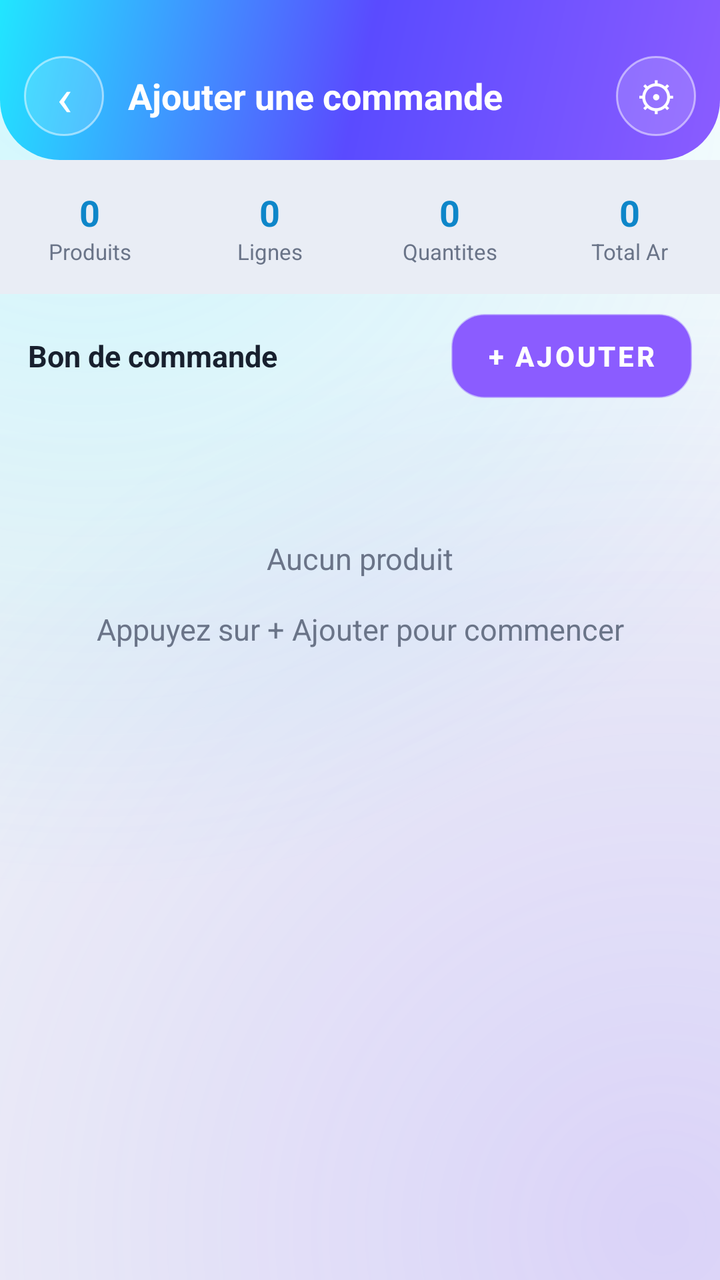
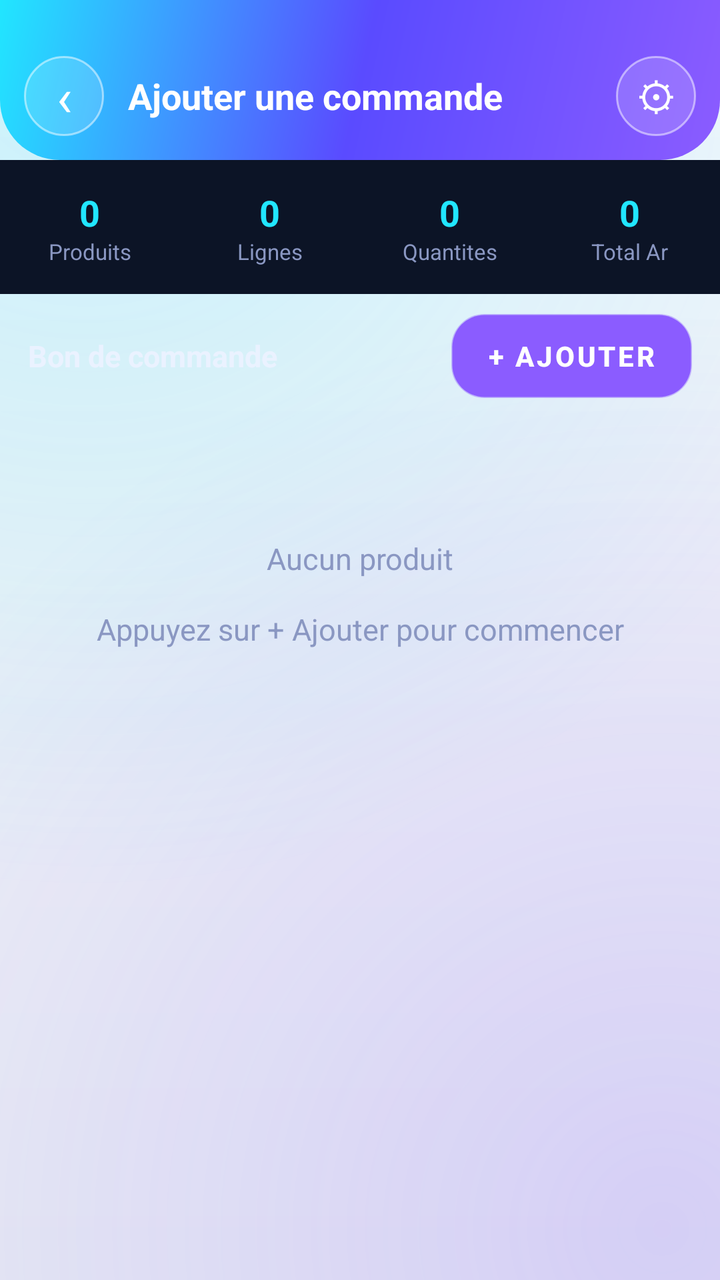

Before-and-after screenshots of an Android layout around one commit, followed by the original layout XML and the change that was made.
<!-- AndroidManifest.xml: application theme Theme.AluManager -->
<!-- res/layout/activity_add_order.xml -->
<?xml version="1.0" encoding="utf-8"?>
<LinearLayout xmlns:android="http://schemas.android.com/apk/res/android"
    android:layout_width="match_parent"
    android:layout_height="match_parent"
    android:background="@drawable/bg_space"
    android:orientation="vertical">

    
    <LinearLayout
        android:layout_width="match_parent"
        android:layout_height="wrap_content"
        android:background="@drawable/hero_bg"
        android:gravity="center_vertical"
        android:orientation="horizontal"
        android:paddingHorizontal="12dp"
        android:paddingTop="28dp"
        android:paddingBottom="12dp">

        <TextView
            android:id="@+id/btnBack"
            android:layout_width="40dp"
            android:layout_height="40dp"
            android:background="@drawable/avatar_circle"
            android:gravity="center"
            android:text="‹"
            android:textColor="#FFFFFF"
            android:textSize="26sp" />

        <TextView
            android:id="@+id/screenTitle"
            android:layout_width="0dp"
            android:layout_height="wrap_content"
            android:layout_marginStart="12dp"
            android:layout_weight="1"
            android:text="Ajouter une commande"
            android:textColor="#FFFFFF"
            android:textSize="18sp"
            android:textStyle="bold" />

        <TextView
            android:id="@+id/btnSettings"
            android:layout_width="40dp"
            android:layout_height="40dp"
            android:background="@drawable/avatar_circle"
            android:gravity="center"
            android:text="⚙"
            android:textColor="#FFFFFF"
            android:textSize="20sp" />
    </LinearLayout>

    
    <LinearLayout
        android:layout_width="match_parent"
        android:layout_height="wrap_content"
        android:background="#E9EDF5"
        android:orientation="horizontal"
        android:paddingVertical="14dp">

        <LinearLayout style="@style/OStat">
            <TextView android:id="@+id/statProduits" style="@style/OStatVal" android:text="0" />
            <TextView style="@style/OStatLbl" android:text="Produits" />
        </LinearLayout>
        <LinearLayout style="@style/OStat">
            <TextView android:id="@+id/statLignes" style="@style/OStatVal" android:text="0" />
            <TextView style="@style/OStatLbl" android:text="Lignes" />
        </LinearLayout>
        <LinearLayout style="@style/OStat">
            <TextView android:id="@+id/statQty" style="@style/OStatVal" android:text="0" />
            <TextView style="@style/OStatLbl" android:text="Quantites" />
        </LinearLayout>
        <LinearLayout style="@style/OStat">
            <TextView android:id="@+id/statTotal" style="@style/OStatVal" android:text="0" />
            <TextView style="@style/OStatLbl" android:text="Total Ar" />
        </LinearLayout>
    </LinearLayout>

    
    <LinearLayout
        android:layout_width="match_parent"
        android:layout_height="wrap_content"
        android:gravity="center_vertical"
        android:orientation="horizontal"
        android:paddingHorizontal="14dp"
        android:paddingVertical="10dp">

        <TextView
            android:layout_width="0dp"
            android:layout_height="wrap_content"
            android:layout_weight="1"
            android:text="Bon de commande"
            android:textColor="#18202E"
            android:textSize="15sp"
            android:textStyle="bold" />

        <Button
            android:id="@+id/btnAddProduct"
            android:layout_width="wrap_content"
            android:layout_height="42dp"
            android:background="@drawable/btn_primary"
            android:paddingHorizontal="18dp"
            android:text="+ Ajouter"
            android:textColor="#FFFFFF"
            android:textStyle="bold" />
    </LinearLayout>

    
    <ScrollView
        android:layout_width="match_parent"
        android:layout_height="0dp"
        android:layout_weight="1"
        android:fillViewport="true">

        <LinearLayout
            android:id="@+id/productsContainer"
            android:layout_width="match_parent"
            android:layout_height="wrap_content"
            android:orientation="vertical"
            android:paddingHorizontal="12dp"
            android:paddingBottom="20dp">

            <TextView
                android:id="@+id/emptyState"
                android:layout_width="match_parent"
                android:layout_height="wrap_content"
                android:layout_marginTop="60dp"
                android:gravity="center"
                android:text="Aucun produit\n\nAppuyez sur + Ajouter pour commencer"
                android:textColor="#6A7488"
                android:textSize="15sp" />
        </LinearLayout>
    </ScrollView>

    
    <LinearLayout
        android:id="@+id/summaryBar"
        android:layout_width="match_parent"
        android:layout_height="wrap_content"
        android:background="#E9EDF5"
        android:elevation="8dp"
        android:gravity="center_vertical"
        android:orientation="horizontal"
        android:padding="14dp"
        android:visibility="gone">

        <LinearLayout
            android:layout_width="0dp"
            android:layout_height="wrap_content"
            android:layout_weight="1"
            android:orientation="vertical">

            <TextView
                android:layout_width="wrap_content"
                android:layout_height="wrap_content"
                android:text="Total General"
                android:textColor="#6A7488"
                android:textSize="12sp" />

            <TextView
                android:id="@+id/grandTotal"
                android:layout_width="wrap_content"
                android:layout_height="wrap_content"
                android:text="0 Ar"
                android:textColor="#0E86C9"
                android:textSize="20sp"
                android:textStyle="bold" />
        </LinearLayout>

        <Button
            android:id="@+id/btnValidate"
            android:layout_width="wrap_content"
            android:layout_height="50dp"
            android:background="@drawable/btn_primary"
            android:paddingHorizontal="22dp"
            android:text="Valider la commande"
            android:textColor="#FFFFFF"
            android:textStyle="bold" />
    </LinearLayout>

</LinearLayout>
<!-- resources referenced by this layout -->
<resources>
  <!-- drawable avatar_circle (drawable) -->
  <?xml version="1.0" encoding="utf-8"?>
  <shape xmlns:android="http://schemas.android.com/apk/res/android" android:shape="oval">
      <solid android:color="#26FFFFFF" />
      <stroke android:width="1dp" android:color="#80FFFFFF" />
  </shape>
  <!-- drawable bg_space (drawable) -->
  <?xml version="1.0" encoding="utf-8"?>
  <layer-list xmlns:android="http://schemas.android.com/apk/res/android">
      <item>
          <shape android:shape="rectangle">
              <gradient
                  android:angle="270"
                  android:startColor="#FFFFFF"
                  android:centerColor="#EEF1F7"
                  android:endColor="#EEF1F7" />
          </shape>
      </item>
      
      <item>
          <shape android:shape="rectangle">
              <gradient
                  android:type="radial"
                  android:centerX="0.12"
                  android:centerY="0.04"
                  android:gradientRadius="420dp"
                  android:startColor="#3321E6FF"
                  android:endColor="#0021E6FF" />
          </shape>
      </item>
      
      <item>
          <shape android:shape="rectangle">
              <gradient
                  android:type="radial"
                  android:centerX="0.92"
                  android:centerY="0.96"
                  android:gradientRadius="460dp"
                  android:startColor="#338B5CFF"
                  android:endColor="#008B5CFF" />
          </shape>
      </item>
  </layer-list>
  <!-- drawable btn_primary (drawable) -->
  <?xml version="1.0" encoding="utf-8"?>
  <shape xmlns:android="http://schemas.android.com/apk/res/android" android:shape="rectangle">
      <gradient
          android:angle="0"
          android:startColor="#21E6FF"
          android:endColor="#8B5CFF" />
      <corners android:radius="16dp" />
      <stroke android:width="1dp" android:color="#66BFF5FF" />
  </shape>
  <style name="OStat">
          <item name="android:layout_width">0dp</item>
          <item name="android:layout_height">wrap_content</item>
          <item name="android:layout_weight">1</item>
          <item name="android:orientation">vertical</item>
          <item name="android:gravity">center</item>
      </style>
  <style name="OStatLbl">
          <item name="android:layout_width">wrap_content</item>
          <item name="android:layout_height">wrap_content</item>
          <item name="android:textColor">@color/text_mu</item>
          <item name="android:textSize">11sp</item>
      </style>
  <style name="OStatVal">
          <item name="android:layout_width">wrap_content</item>
          <item name="android:layout_height">wrap_content</item>
          <item name="android:textColor">#0E86C9</item>
          <item name="android:textSize">18sp</item>
          <item name="android:textStyle">bold</item>
      </style>
  <style name="Theme.AluManager" parent="Theme.MaterialComponents.Light.NoActionBar">
          <item name="colorPrimary">@color/neon_violet</item>
          <item name="colorPrimaryVariant">@color/neon_cyan</item>
          <item name="colorOnPrimary">#08101F</item>
          <item name="colorAccent">@color/neon_cyan</item>
          <item name="android:windowBackground">@color/bg_deep</item>
          <item name="android:statusBarColor">@android:color/transparent</item>
          <item name="android:navigationBarColor">@color/bg_deep</item>
          <item name="android:windowLightStatusBar">true</item>
          <item name="android:colorBackground">@color/bg_deep</item>
      </style>
  <color name="text_mu">#6A7488</color>
  <color name="neon_violet">#8B5CFF</color>
  <color name="neon_cyan">#21E6FF</color>
  <color name="bg_deep">#EEF1F7</color>
  <!-- unchanged entries left out for length: 1 -->
</resources>

<!-- the commit's change to res/layout/activity_add_order.xml (unified diff, before → after) -->
@@ -52,7 +52,7 @@
     <LinearLayout
         android:layout_width="match_parent"
         android:layout_height="wrap_content"
-        android:background="#E9EDF5"
+        android:background="#0C1426"
         android:orientation="horizontal"
         android:paddingVertical="14dp">
 
@@ -88,7 +88,7 @@
             android:layout_height="wrap_content"
             android:layout_weight="1"
             android:text="Bon de commande"
-            android:textColor="#18202E"
+            android:textColor="#EAF2FF"
             android:textSize="15sp"
             android:textStyle="bold" />
 
@@ -125,7 +125,7 @@
                 android:layout_marginTop="60dp"
                 android:gravity="center"
                 android:text="Aucun produit\n\nAppuyez sur + Ajouter pour commencer"
-                android:textColor="#6A7488"
+                android:textColor="#8A97C2"
                 android:textSize="15sp" />
         </LinearLayout>
     </ScrollView>
@@ -135,7 +135,7 @@
         android:id="@+id/summaryBar"
         android:layout_width="match_parent"
         android:layout_height="wrap_content"
-        android:background="#E9EDF5"
+        android:background="#0C1426"
         android:elevation="8dp"
         android:gravity="center_vertical"
         android:orientation="horizontal"
@@ -152,7 +152,7 @@
                 android:layout_width="wrap_content"
                 android:layout_height="wrap_content"
                 android:text="Total General"
-                android:textColor="#6A7488"
+                android:textColor="#8A97C2"
                 android:textSize="12sp" />
 
             <TextView
@@ -160,7 +160,7 @@
                 android:layout_width="wrap_content"
                 android:layout_height="wrap_content"
                 android:text="0 Ar"
-                android:textColor="#0E86C9"
+                android:textColor="#21E6FF"
                 android:textSize="20sp"
                 android:textStyle="bold" />
         </LinearLayout>
<!-- resource entries referenced after the edit -->
@@ -13,9 +13,9 @@
           <shape android:shape="rectangle">
               <gradient
                   android:angle="270"
-                  android:startColor="#FFFFFF"
-                  android:centerColor="#EEF1F7"
-                  android:endColor="#EEF1F7" />
+                  android:startColor="#F4F7FC"
+                  android:centerColor="#EDF0F7"
+                  android:endColor="#E7EBF3" />
           </shape>
       </item>
       
@@ -69,11 +69,11 @@
   <style name="OStatVal">
           <item name="android:layout_width">wrap_content</item>
           <item name="android:layout_height">wrap_content</item>
-          <item name="android:textColor">#0E86C9</item>
+          <item name="android:textColor">@color/neon_cyan</item>
           <item name="android:textSize">18sp</item>
           <item name="android:textStyle">bold</item>
       </style>
-  <style name="Theme.AluManager" parent="Theme.MaterialComponents.Light.NoActionBar">
+  <style name="Theme.AluManager" parent="Theme.MaterialComponents.NoActionBar">
           <item name="colorPrimary">@color/neon_violet</item>
           <item name="colorPrimaryVariant">@color/neon_cyan</item>
           <item name="colorOnPrimary">#08101F</item>
@@ -81,13 +81,13 @@
           <item name="android:windowBackground">@color/bg_deep</item>
           <item name="android:statusBarColor">@android:color/transparent</item>
           <item name="android:navigationBarColor">@color/bg_deep</item>
-          <item name="android:windowLightStatusBar">true</item>
+          <item name="android:windowLightStatusBar">false</item>
           <item name="android:colorBackground">@color/bg_deep</item>
       </style>
-  <color name="text_mu">#6A7488</color>
+  <color name="text_mu">#8A97C2</color>
   <color name="neon_violet">#8B5CFF</color>
   <color name="neon_cyan">#21E6FF</color>
-  <color name="bg_deep">#EEF1F7</color>
+  <color name="bg_deep">#ECEFF5</color>
   <!-- unchanged entries left out for length: 1 -->
 </resources>
 
